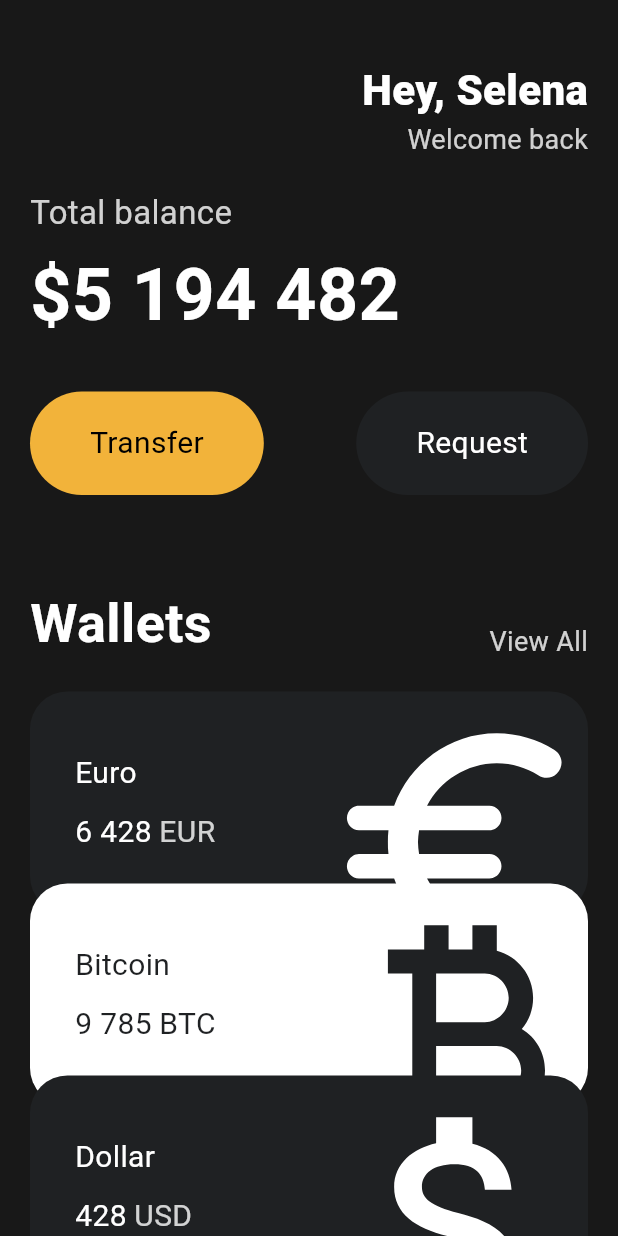
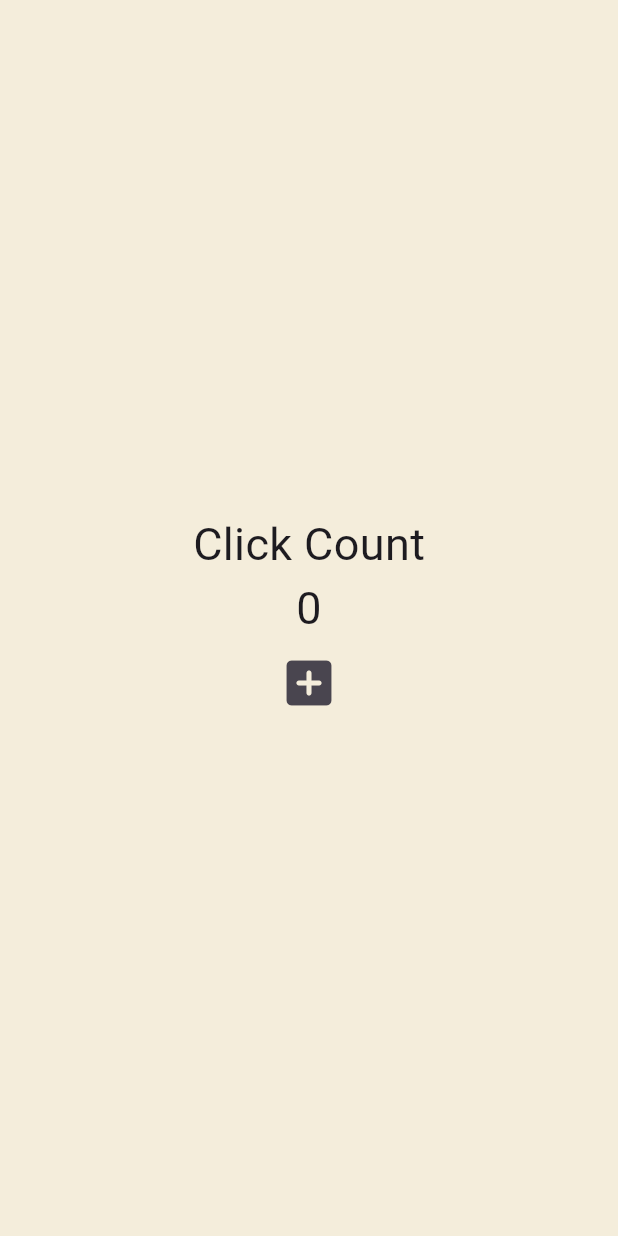
Before and after one commit to kisbi3/NomadCoders_Flutter, a Flutter app: the screen it shows after launch, on a phone screen of 412 x 824 dp. Run offline on Flutter 3.47's test engine with Material 3 defaults, Android fonts, the phone set to English and light mode, and no system bars.

```diff
--- a/lib/main.dart
+++ b/lib/main.dart
@@ -1,149 +1,47 @@
 import 'package:flutter/material.dart';
-import 'package:toonflix/widgets/currency_card.dart';
-import './widgets/button.dart';
 
 void main() {
   runApp(const App());
 }
 
-class App extends StatelessWidget {
+// 위젯 그 자체
+class App extends StatefulWidget {
   const App({super.key});
+
+  @override
+  State<App> createState() => _AppState();
+}
+
+// state: 위젯에 들어갈 데이터와 UI를 넣는 곳
+class _AppState extends State<App> {
+  int counter = 0;
+  void onClicked() {
+    counter = counter + 1;
+  }
 
   @override
   Widget build(BuildContext context) {
     return MaterialApp(
       home: Scaffold(
-        backgroundColor: const Color(0xFF181818),
-        body: SingleChildScrollView(
-          child: Padding(
-            padding: const EdgeInsets.symmetric(
-              horizontal: 20,
-            ),
+        backgroundColor: const Color(0xFFF4EDDB),
+        body: Center(
           child: Column(
-              crossAxisAlignment: CrossAxisAlignment.start,
-              children: [
-                // SizedBox: 빈 박스
-                const SizedBox(
-                  height: 40,
-                ),
-                Row(
-                  mainAxisAlignment: MainAxisAlignment.end,
-                  children: [
-                    Column(
-                      crossAxisAlignment: CrossAxisAlignment.end,
+            mainAxisAlignment: MainAxisAlignment.center,
             children: [
               const Text(
-                          'Hey, Selena',
-                          style: TextStyle(
-                            color: Colors.white,
-                            fontSize: 28,
-                            fontWeight: FontWeight.w800,
-                          ),
+                'Click Count',
+                style: TextStyle(fontSize: 30),
               ),
               Text(
-                          'Welcome back',
-                          style: TextStyle(
-                            color: Colors.white.withOpacity(0.8),
-                            fontSize: 18,
+                '$counter',
+                style: const TextStyle(fontSize: 30),
               ),
+              IconButton(
+                iconSize: 40,
+                onPressed: onClicked,
+                icon: const Icon(Icons.add_box_rounded),
               ),
             ],
-                    ),
-                  ],
-                ),
-                const SizedBox(
-                  height: 20,
-                ),
-                Text(
-                  'Total balance',
-                  style: TextStyle(
-                    fontSize: 22,
-                    color: Colors.white.withOpacity(0.8),
-                  ),
-                ),
-                const SizedBox(
-                  height: 5,
-                ),
-                const Text(
-                  // dart에서 $는 변수를 가져올때 사용하므로 \를 붙여줘야 한다.
-                  '\$5 194 482',
-                  style: TextStyle(
-                    fontSize: 48,
-                    fontWeight: FontWeight.w600,
-                    color: Colors.white,
-                  ),
-                ),
-                const SizedBox(
-                  height: 30,
-                ),
-                const Row(
-                  mainAxisAlignment: MainAxisAlignment.spaceBetween,
-                  children: [
-                    Button(
-                      text: 'Transfer',
-                      bgcolor: Color(0xFFF2B33A),
-                      textColor: Colors.black,
-                    ),
-                    Button(
-                      text: 'Request',
-                      bgcolor: Color(0xFF1F2123),
-                      textColor: Colors.white,
-                    ),
-                  ],
-                ),
-                const SizedBox(
-                  height: 60,
-                ),
-                Row(
-                  mainAxisAlignment: MainAxisAlignment.spaceBetween,
-                  crossAxisAlignment: CrossAxisAlignment.end,
-                  children: [
-                    const Text(
-                      'Wallets',
-                      style: TextStyle(
-                        color: Colors.white,
-                        fontSize: 36,
-                        fontWeight: FontWeight.w600,
-                      ),
-                    ),
-                    Text(
-                      'View All',
-                      style: TextStyle(
-                        color: Colors.white.withOpacity(0.8),
-                        fontSize: 18,
-                      ),
-                    ),
-                  ],
-                ),
-                const SizedBox(
-                  height: 20,
-                ),
-                const CurrencyCard(
-                  name: 'Euro',
-                  code: 'EUR',
-                  amount: '6 428',
-                  icon: Icons.euro_rounded,
-                  isInverted: false,
-                  order: 1,
-                ),
-                const CurrencyCard(
-                  name: 'Bitcoin',
-                  code: 'BTC',
-                  amount: '9 785',
-                  icon: Icons.currency_bitcoin,
-                  isInverted: true,
-                  order: 2,
-                ),
-                const CurrencyCard(
-                  name: 'Dollar',
-                  code: 'USD',
-                  amount: '428',
-                  icon: Icons.attach_money_outlined,
-                  isInverted: false,
-                  order: 3,
-                ),
-              ],
-            ),
           ),
         ),
       ),
```
Also changed, not shown: toonflix/main.dart (added, +152 -0 lines), toonflix/widgets/button.dart (renamed from lib/widgets/button.dart), toonflix/widgets/currency_card.dart (renamed from lib/widgets/currency_card.dart). Lines whose indentation alone changed are shown as unchanged.
